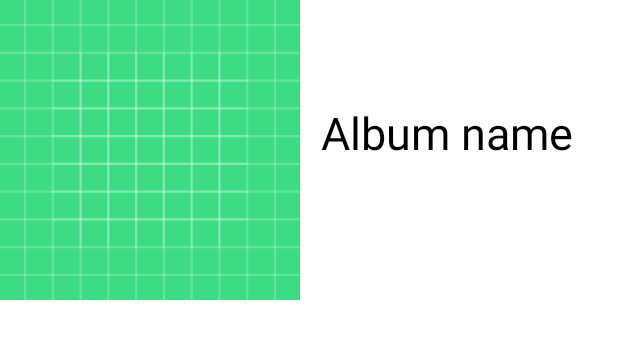
After one commit to IsraelAbielRC/MiExamen, an Android app: the layout itemmovie.xml on its own in the app's theme, with its tools: preview values and no code run, on a phone screen of 412 x 824 dp. The commit adds this screen. Shown: the top 339 px of the screen. Run offline under Robolectric (Android 15) with nearby library versions, the phone set to English and light mode, and no system bars; network calls fail.

```diff
--- a/app/build.gradle
+++ b/app/build.gradle
@@ -45,5 +45,7 @@ dependencies {
     implementation 'com.google.firebase:firebase-analytics'
     implementation 'com.google.firebase:firebase-firestore:21.2.1'
     implementation 'com.google.android.gms:play-services-maps:17.0.0'
+    implementation 'com.squareup.picasso:picasso:2.71828'
+    implementation 'com.android.volley:volley:1.1.1'
 }
 apply plugin: 'com.google.gms.google-services'
--- /dev/null
+++ b/app/src/main/res/layout/itemmovie.xml
@@ -0,0 +1,25 @@
+<?xml version="1.0" encoding="utf-8"?>
+<RelativeLayout
+    xmlns:android="http://schemas.android.com/apk/res/android" android:layout_width="match_parent"
+    android:layout_height="match_parent">
+    <ImageView
+        android:layout_width="200dp"
+        android:layout_height="200dp"
+        android:layout_alignParentLeft="true"
+        android:layout_alignParentTop="true"
+        android:id="@+id/imgmovie"
+        android:src="@drawable/ic_launcher_background"/>
+
+    <TextView
+        android:layout_width="wrap_content"
+        android:id="@+id/moviedata"
+        android:layout_height="wrap_content"
+        android:layout_alignParentLeft="true"
+        android:layout_alignParentTop="true"
+        android:layout_centerHorizontal="true"
+        android:layout_marginLeft="214dp"
+        android:textColor="@android:color/black"
+        android:layout_marginTop="68dp"
+        android:text="Album name"
+        android:textSize="30sp" />
+</RelativeLayout>
```
Also changed, not shown: app/src/main/java/com/abiel/abiel/Controller/GridViewMovieAdapter.java (added, +60 -0 lines), app/src/main/java/com/abiel/abiel/Controller/Movie.java (+62 -23 lines), app/src/main/java/com/abiel/abiel/Models/MovieModel.java (added, +36 -0 lines), app/src/main/res/layout/fragment_movie.xml (+3 -5 lines).
